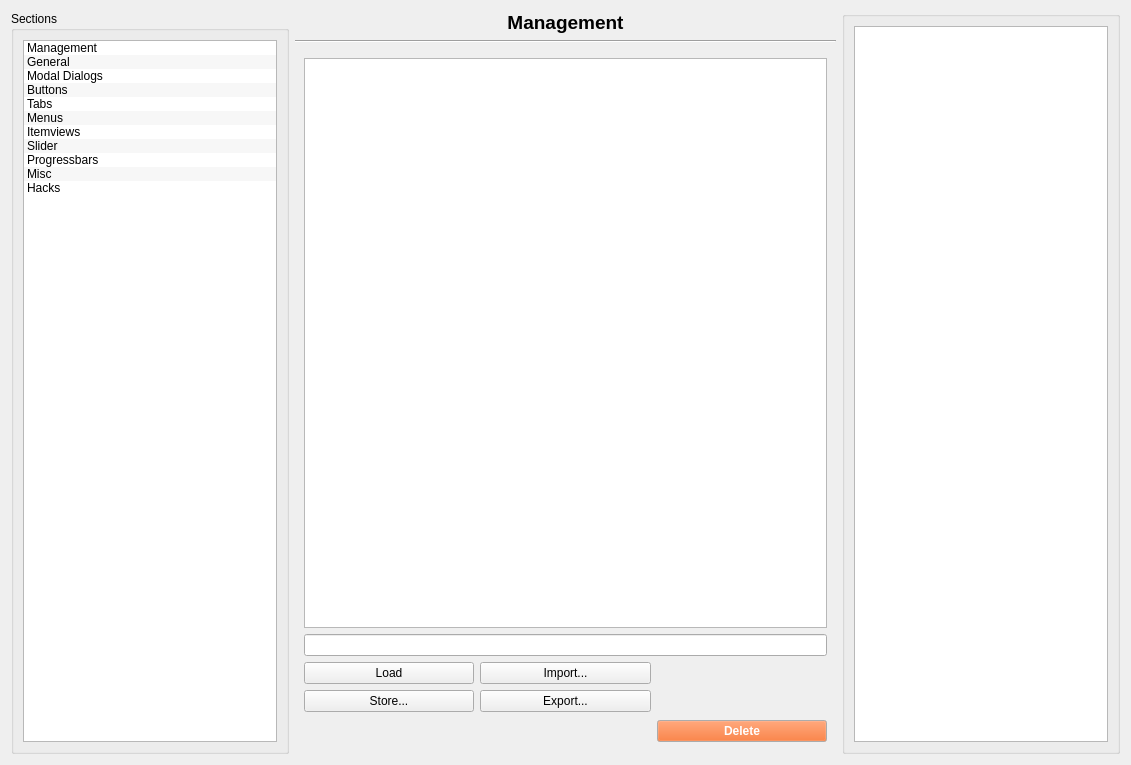
Old version of the form config/config.ui in the repository deiv/bespin-pkg.
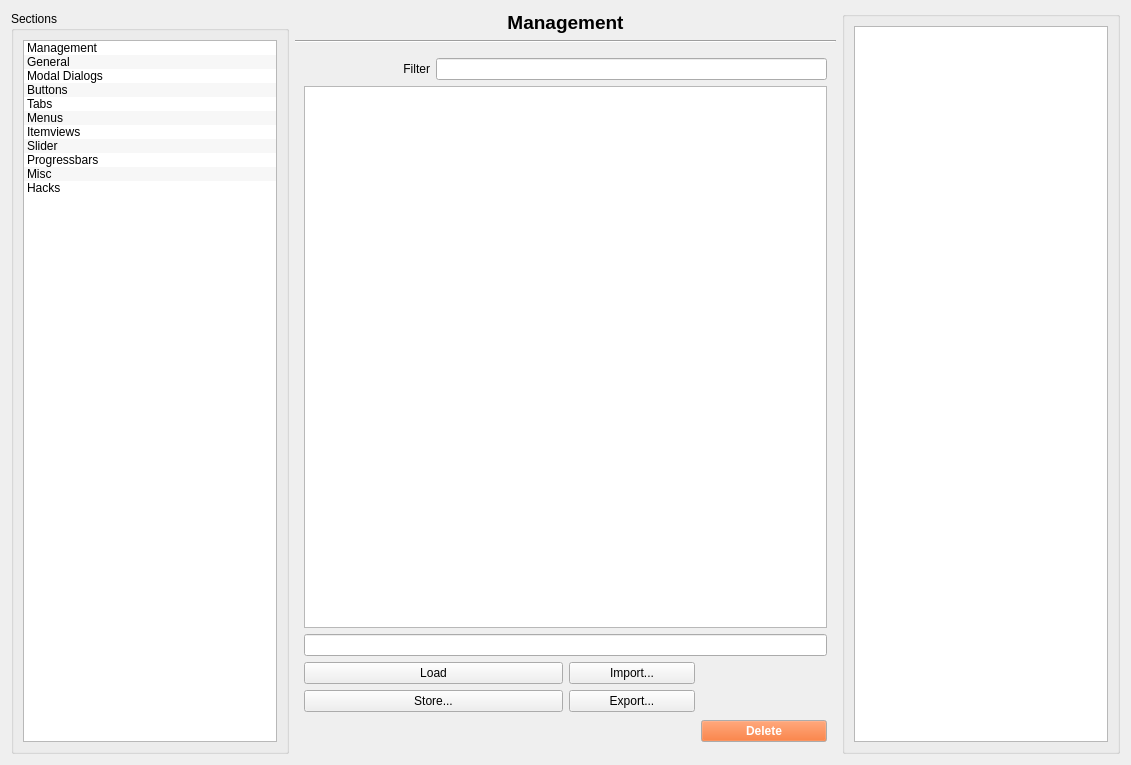
New version of the form. The open tabs and pages were chosen to show the change.

Commit message: updates to the config dialog, thx to franz fellner

```diff
--- a/config/config.ui
+++ b/config/config.ui
@@ -217,19 +217,38 @@
       </sizepolicy>
      </property>
      <property name="currentIndex" >
-      <number>10</number>
+      <number>0</number>
      </property>
      <widget class="QWidget" name="Seite_3" >
       <property name="geometry" >
        <rect>
         <x>0</x>
         <y>0</y>
-        <width>100</width>
-        <height>30</height>
+        <width>541</width>
+        <height>706</height>
        </rect>
       </property>
-      <layout class="QGridLayout" >
-       <item row="0" column="0" colspan="3" >
+      <layout class="QGridLayout" name="gridLayout_2" >
+       <item row="0" column="0" >
+        <widget class="QLabel" name="label_43" >
+         <property name="sizePolicy" >
+          <sizepolicy vsizetype="Preferred" hsizetype="Preferred" >
+           <horstretch>0</horstretch>
+           <verstretch>0</verstretch>
+          </sizepolicy>
+         </property>
+         <property name="text" >
+          <string>Filter</string>
+         </property>
+         <property name="alignment" >
+          <set>Qt::AlignRight|Qt::AlignTrailing|Qt::AlignVCenter</set>
+         </property>
+        </widget>
+       </item>
+       <item row="0" column="1" colspan="3" >
+        <widget class="QLineEdit" name="presetFilter" />
+       </item>
+       <item row="1" column="0" colspan="4" >
         <widget class="QListWidget" name="store" >
          <property name="alternatingRowColors" >
           <bool>true</bool>
@@ -251,24 +270,24 @@
          </property>
         </widget>
        </item>
-       <item row="1" column="0" colspan="3" >
+       <item row="2" column="0" colspan="4" >
         <widget class="QLineEdit" name="storeLine" />
        </item>
-       <item row="2" column="0" >
+       <item row="3" column="0" colspan="2" >
         <widget class="QPushButton" name="btnRestore" >
          <property name="text" >
           <string>Load</string>
          </property>
         </widget>
        </item>
-       <item row="2" column="1" >
+       <item row="3" column="2" >
         <widget class="QPushButton" name="btnImport" >
          <property name="text" >
           <string>Import...</string>
          </property>
         </widget>
        </item>
-       <item rowspan="2" row="2" column="2" >
+       <item rowspan="2" row="3" column="3" >
         <spacer>
          <property name="orientation" >
           <enum>Qt::Vertical</enum>
@@ -281,21 +300,21 @@
          </property>
         </spacer>
        </item>
-       <item row="3" column="0" >
+       <item row="4" column="0" colspan="2" >
         <widget class="QPushButton" name="btnStore" >
          <property name="text" >
           <string>Store...</string>
          </property>
         </widget>
        </item>
-       <item row="3" column="1" >
+       <item row="4" column="2" >
         <widget class="QPushButton" name="btnExport" >
          <property name="text" >
           <string>Export...</string>
          </property>
         </widget>
        </item>
-       <item row="4" column="0" colspan="2" >
+       <item row="5" column="0" colspan="3" >
         <spacer>
          <property name="orientation" >
           <enum>Qt::Horizontal</enum>
@@ -308,7 +327,7 @@
          </property>
         </spacer>
        </item>
-       <item row="4" column="2" >
+       <item row="5" column="3" >
         <widget class="QPushButton" name="btnDelete" >
          <property name="palette" >
           <palette>
@@ -392,8 +411,8 @@
        <rect>
         <x>0</x>
         <y>0</y>
-        <width>100</width>
-        <height>30</height>
+        <width>541</width>
+        <height>706</height>
        </rect>
       </property>
       <layout class="QGridLayout" >
@@ -685,8 +704,8 @@
        <rect>
         <x>0</x>
         <y>0</y>
-        <width>100</width>
-        <height>30</height>
+        <width>541</width>
+        <height>706</height>
        </rect>
       </property>
       <layout class="QGridLayout" >
@@ -780,8 +799,8 @@
        <rect>
         <x>0</x>
         <y>0</y>
-        <width>100</width>
-        <height>30</height>
+        <width>541</width>
+        <height>706</height>
        </rect>
       </property>
       <layout class="QGridLayout" >
@@ -1005,8 +1024,8 @@
        <rect>
         <x>0</x>
         <y>0</y>
-        <width>100</width>
-        <height>30</height>
+        <width>541</width>
+        <height>706</height>
        </rect>
       </property>
       <layout class="QGridLayout" >
@@ -1293,8 +1312,8 @@
        <rect>
         <x>0</x>
         <y>0</y>
-        <width>100</width>
-        <height>30</height>
+        <width>541</width>
+        <height>706</height>
        </rect>
       </property>
       <layout class="QGridLayout" >
@@ -1541,8 +1560,8 @@
        <rect>
         <x>0</x>
         <y>0</y>
-        <width>100</width>
-        <height>30</height>
+        <width>541</width>
+        <height>706</height>
        </rect>
       </property>
       <layout class="QGridLayout" >
@@ -1992,6 +2011,14 @@
       </layout>
      </widget>
      <widget class="QWidget" name="Seite_5" >
+      <property name="geometry" >
+       <rect>
+        <x>0</x>
+        <y>0</y>
+        <width>541</width>
+        <height>706</height>
+       </rect>
+      </property>
       <layout class="QGridLayout" name="gridLayout" >
        <item row="0" column="0" >
         <widget class="QCheckBox" name="hackMessages" >
```
The commit also changes 3 other files.
